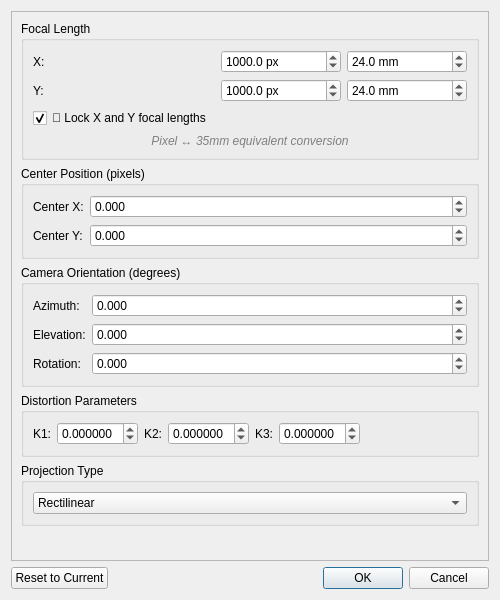
Above: guihelpers/camera_modification.ui from jsenniko/sudrabainiemakoni before the change. Below: the same form after it.
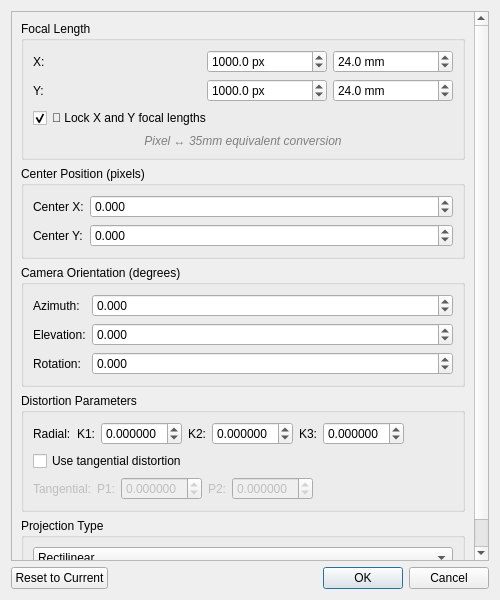
That is the form after the change.

Commit message: star catalog to aid star digitization, tangential distortions

What changed in the file:
```diff
--- a/guihelpers/camera_modification.ui
+++ b/guihelpers/camera_modification.ui
@@ -313,7 +313,16 @@
          <property name="title">
           <string>Distortion Parameters</string>
          </property>
-         <layout class="QHBoxLayout" name="horizontalLayout_distortion">
+         <layout class="QVBoxLayout" name="verticalLayout_distortion">
+          <item>
+           <layout class="QHBoxLayout" name="horizontalLayout_radial">
+            <item>
+             <widget class="QLabel" name="label_radial">
+              <property name="text">
+               <string>Radial:</string>
+              </property>
+             </widget>
+            </item>
           <item>
            <widget class="QLabel" name="label_k1">
             <property name="text">
@@ -411,7 +420,7 @@
            </widget>
           </item>
           <item>
-           <spacer name="horizontalSpacer_distortion">
+             <spacer name="horizontalSpacer_radial">
             <property name="orientation">
              <enum>Qt::Horizontal</enum>
             </property>
@@ -422,6 +431,118 @@
              </size>
             </property>
            </spacer>
+            </item>
+           </layout>
+          </item>
+          <item>
+           <widget class="QCheckBox" name="checkBox_use_tangential">
+            <property name="text">
+             <string>Use tangential distortion</string>
+            </property>
+           </widget>
+          </item>
+          <item>
+           <layout class="QHBoxLayout" name="horizontalLayout_tangential">
+            <item>
+             <widget class="QLabel" name="label_tangential">
+              <property name="text">
+               <string>Tangential:</string>
+              </property>
+              <property name="enabled">
+               <bool>false</bool>
+              </property>
+             </widget>
+            </item>
+            <item>
+             <widget class="QLabel" name="label_p1">
+              <property name="text">
+               <string>P1:</string>
+              </property>
+              <property name="enabled">
+               <bool>false</bool>
+              </property>
+             </widget>
+            </item>
+            <item>
+             <widget class="QDoubleSpinBox" name="doubleSpinBox_p1">
+              <property name="enabled">
+               <bool>false</bool>
+              </property>
+              <property name="minimum">
+               <double>-0.100000000000000</double>
+              </property>
+              <property name="maximum">
+               <double>0.100000000000000</double>
+              </property>
+              <property name="decimals">
+               <number>6</number>
+              </property>
+              <property name="singleStep">
+               <double>0.000001000000000</double>
+              </property>
+              <property name="value">
+               <double>0.000000000000000</double>
+              </property>
+              <property name="maximumSize">
+               <size>
+                <width>100</width>
+                <height>16777215</height>
+               </size>
+              </property>
+             </widget>
+            </item>
+            <item>
+             <widget class="QLabel" name="label_p2">
+              <property name="text">
+               <string>P2:</string>
+              </property>
+              <property name="enabled">
+               <bool>false</bool>
+              </property>
+             </widget>
+            </item>
+            <item>
+             <widget class="QDoubleSpinBox" name="doubleSpinBox_p2">
+              <property name="enabled">
+               <bool>false</bool>
+              </property>
+              <property name="minimum">
+               <double>-0.100000000000000</double>
+              </property>
+              <property name="maximum">
+               <double>0.100000000000000</double>
+              </property>
+              <property name="decimals">
+               <number>6</number>
+              </property>
+              <property name="singleStep">
+               <double>0.000001000000000</double>
+              </property>
+              <property name="value">
+               <double>0.000000000000000</double>
+              </property>
+              <property name="maximumSize">
+               <size>
+                <width>100</width>
+                <height>16777215</height>
+               </size>
+              </property>
+             </widget>
+            </item>
+            <item>
+             <spacer name="horizontalSpacer_tangential">
+              <property name="orientation">
+               <enum>Qt::Horizontal</enum>
+              </property>
+              <property name="sizeHint" stdset="0">
+               <size>
+                <width>40</width>
+                <height>20</height>
+               </size>
+              </property>
+             </spacer>
+            </item>
+           </layout>
           </item>
          </layout>
         </widget>
```
Lines whose indentation alone changed are shown as unchanged. The commit also changes 21 other files.
